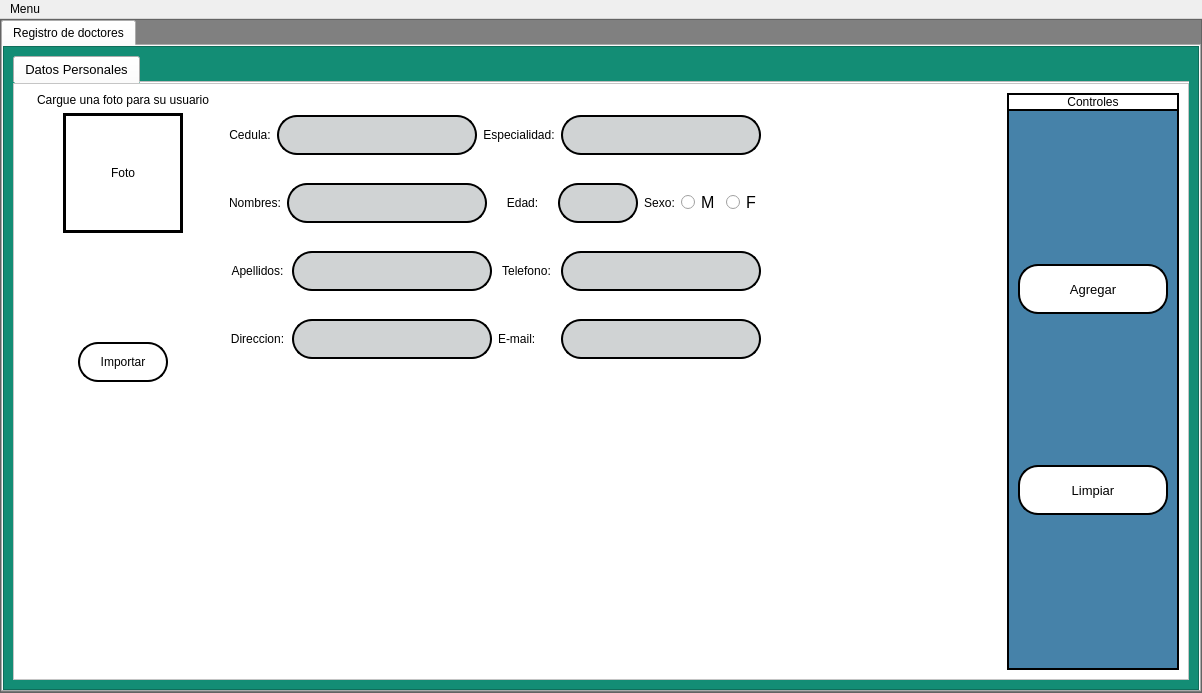
Above: interfaces/dogtores.ui from Reinaldito04/App-Consultas-y-Historias-Medicas before the change. Below: the same form after it.
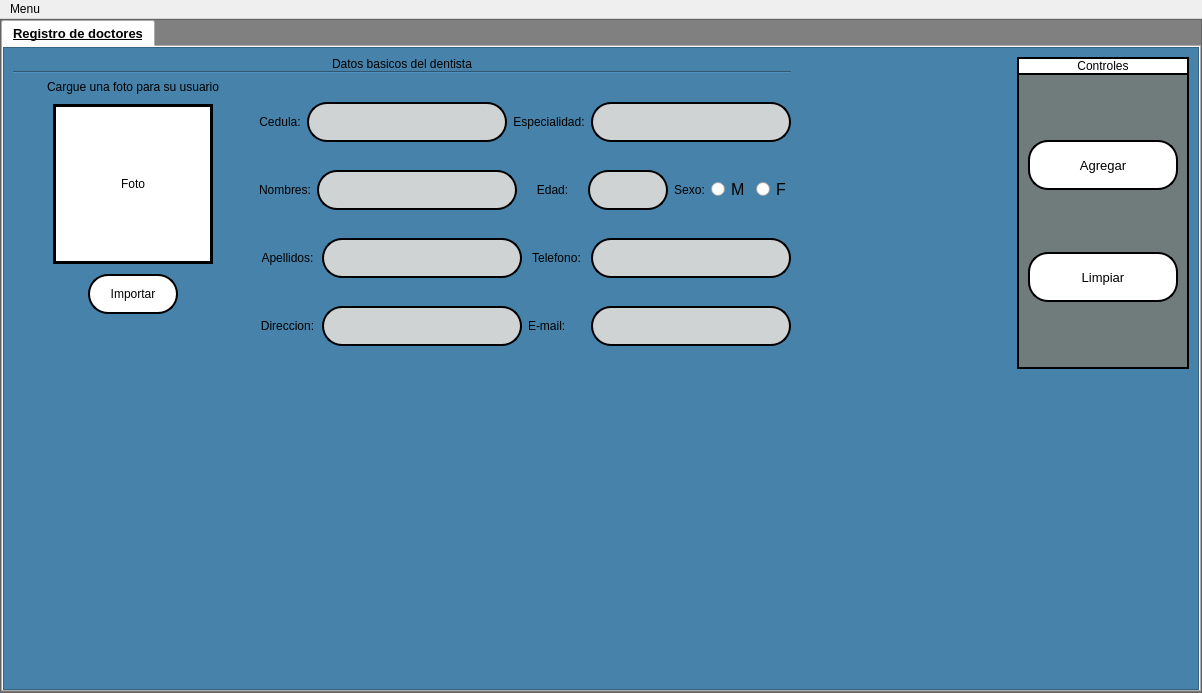
That is the form after the change. Icons and pictures are not drawn.

Commit message: cambiio de paleta en ui

```diff
--- a/interfaces/dogtores.ui
+++ b/interfaces/dogtores.ui
@@ -61,6 +61,14 @@
        </property>
        <item>
         <widget class="QTabWidget" name="tabWidget">
+         <property name="font">
+          <font>
+           <pointsize>10</pointsize>
+           <weight>75</weight>
+           <bold>true</bold>
+           <underline>true</underline>
+          </font>
+         </property>
          <property name="currentIndex">
           <number>0</number>
          </property>
@@ -88,7 +96,7 @@
             <widget class="QFrame" name="frame_2">
              <property name="styleSheet">
               <string notr="true">QFrame{
-background-color:#138D75;
+	background-color:rgb(70, 130, 169);
 	font: 12pt &quot;Microsoft Sans Serif&quot;;
 }
 QTableWidget{
@@ -126,71 +134,42 @@
              <property name="frameShadow">
               <enum>QFrame::Raised</enum>
              </property>
-             <layout class="QVBoxLayout" name="verticalLayout_11">
-              <item>
-               <widget class="QTabWidget" name="tabWidget_2">
-                <property name="font">
-                 <font>
-                  <pointsize>10</pointsize>
-                 </font>
-                </property>
-                <property name="styleSheet">
-                 <string notr="true"/>
-                </property>
-                <property name="currentIndex">
-                 <number>0</number>
-                </property>
-                <property name="documentMode">
-                 <bool>true</bool>
-                </property>
-                <widget class="QWidget" name="tab_2">
-                 <property name="styleSheet">
-                  <string notr="true"/>
-                 </property>
-                 <attribute name="title">
-                  <string>Datos Personales</string>
-                 </attribute>
-                 <layout class="QVBoxLayout" name="verticalLayout_4">
-                  <property name="spacing">
-                   <number>0</number>
-                  </property>
-                  <property name="sizeConstraint">
-                   <enum>QLayout::SetMaximumSize</enum>
-                  </property>
-                  <property name="leftMargin">
-                   <number>0</number>
-                  </property>
-                  <property name="topMargin">
-                   <number>0</number>
-                  </property>
-                  <property name="rightMargin">
-                   <number>0</number>
-                  </property>
-                  <property name="bottomMargin">
-                   <number>0</number>
-                  </property>
-                  <item>
-                   <widget class="QFrame" name="frame_3">
-                    <property name="styleSheet">
-                     <string notr="true">QFrame{
-background-color:white;
-}</string>
-                    </property>
-                    <property name="frameShape">
-                     <enum>QFrame::StyledPanel</enum>
-                    </property>
-                    <property name="frameShadow">
-                     <enum>QFrame::Raised</enum>
-                    </property>
                     <layout class="QVBoxLayout" name="verticalLayout_10">
                      <item>
                       <layout class="QHBoxLayout" name="horizontalLayout_18">
                        <item>
                         <layout class="QVBoxLayout" name="verticalLayout_7">
+                  <item>
+                   <layout class="QVBoxLayout" name="verticalLayout_4">
+                    <property name="spacing">
+                     <number>0</number>
+                    </property>
+                    <item>
+                     <widget class="QLabel" name="label_2">
+                      <property name="text">
+                       <string>Datos basicos del dentista</string>
+                      </property>
+                      <property name="alignment">
+                       <set>Qt::AlignCenter</set>
+                      </property>
+                     </widget>
+                    </item>
+                    <item>
+                     <widget class="Line" name="line">
+                      <property name="orientation">
+                       <enum>Qt::Horizontal</enum>
+                      </property>
+                     </widget>
+                    </item>
+                   </layout>
+                  </item>
                          <item>
                           <layout class="QHBoxLayout" name="horizontalLayout_17">
                            <item>
                             <layout class="QVBoxLayout" name="verticalLayout_2">
+                      <property name="spacing">
+                       <number>10</number>
+                      </property>
                              <item>
                               <widget class="QLabel" name="lbl_foto">
                                <property name="text">
@@ -220,14 +199,14 @@
                                 <widget class="QLabel" name="foto">
                                  <property name="minimumSize">
                                   <size>
-                                   <width>120</width>
-                                   <height>120</height>
+                            <width>160</width>
+                            <height>160</height>
                                   </size>
                                  </property>
                                  <property name="maximumSize">
                                   <size>
-                                   <width>120</width>
-                                   <height>120</height>
+                            <width>160</width>
+                            <height>160</height>
                                   </size>
                                  </property>
                                  <property name="styleSheet">
@@ -262,19 +241,6 @@
                                </item>
                               </layout>
                              </item>
-                             <item>
-                              <spacer name="verticalSpacer">
-                               <property name="orientation">
-                                <enum>Qt::Vertical</enum>
-                               </property>
-                               <property name="sizeHint" stdset="0">
-                                <size>
-                                 <width>17</width>
-                                 <height>13</height>
-                                </size>
-                               </property>
-                              </spacer>
-                             </item>
                              <item>
                               <layout class="QHBoxLayout" name="horizontalLayout_10">
                                <item>
@@ -324,6 +290,19 @@
                                </item>
                               </layout>
                              </item>
+                      <item>
+                       <spacer name="verticalSpacer_3">
+                        <property name="orientation">
+                         <enum>Qt::Vertical</enum>
+                        </property>
+                        <property name="sizeHint" stdset="0">
+                         <size>
+                          <width>20</width>
+                          <height>40</height>
+                         </size>
+                        </property>
+                       </spacer>
+                      </item>
                             </layout>
                            </item>
                            <item>
@@ -637,19 +616,6 @@
                            </item>
                           </layout>
                          </item>
-                         <item>
-                          <spacer name="verticalSpacer_2">
-                           <property name="orientation">
-                            <enum>Qt::Vertical</enum>
-                           </property>
-                           <property name="sizeHint" stdset="0">
-                            <size>
-                             <width>20</width>
-                             <height>40</height>
-                            </size>
-                           </property>
-                          </spacer>
-                         </item>
                         </layout>
                        </item>
                        <item>
@@ -692,7 +658,7 @@
                           <widget class="QFrame" name="frame_4">
                            <property name="styleSheet">
                             <string notr="true">QFrame{
-	background-color:rgb(70, 130, 169);
+	background-color:#707B7C;
 border-right:2px solid rgb(0,0,0);
 border-left:2px solid rgb(0,0,0);
 border-bottom:2px solid rgb(0,0,0);
@@ -824,12 +790,18 @@
                        </item>
                       </layout>
                      </item>
-                    </layout>
-                   </widget>
-                  </item>
-                 </layout>
-                </widget>
-               </widget>
+              <item>
+               <spacer name="verticalSpacer_2">
+                <property name="orientation">
+                 <enum>Qt::Vertical</enum>
+                </property>
+                <property name="sizeHint" stdset="0">
+                 <size>
+                  <width>20</width>
+                  <height>279</height>
+                 </size>
+                </property>
+               </spacer>
               </item>
              </layout>
             </widget>
```
Left out of the diff: 2 changed lines with no effect on the pictures. Lines whose indentation alone changed are shown as unchanged. The commit also changes 7 other files.
